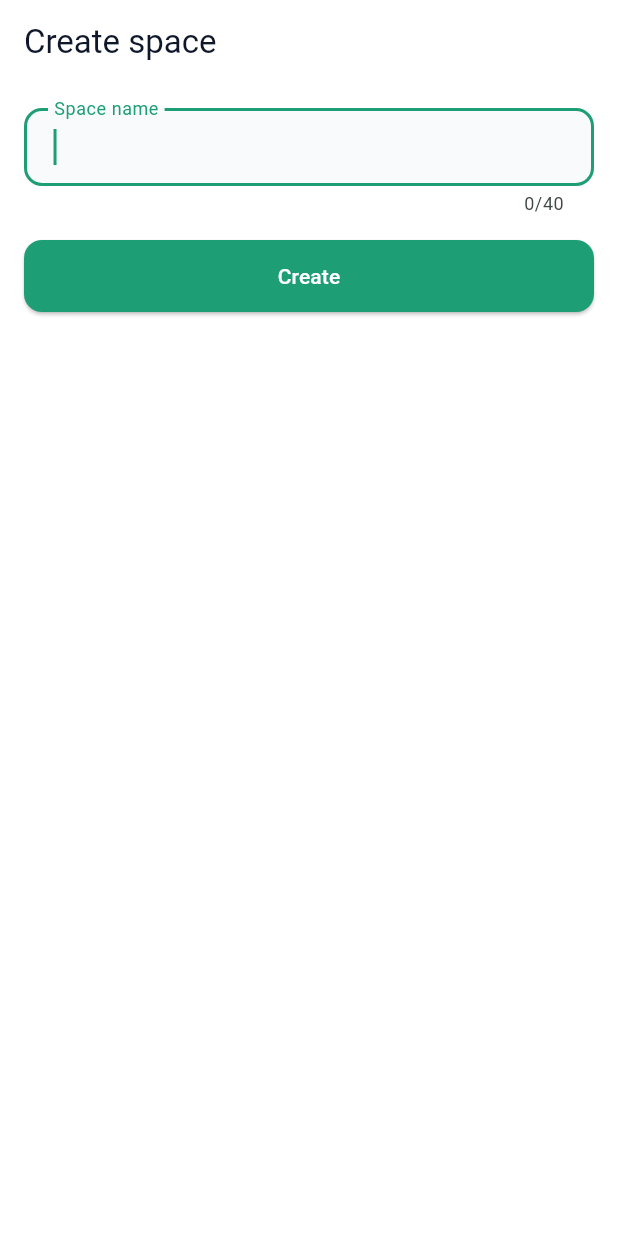
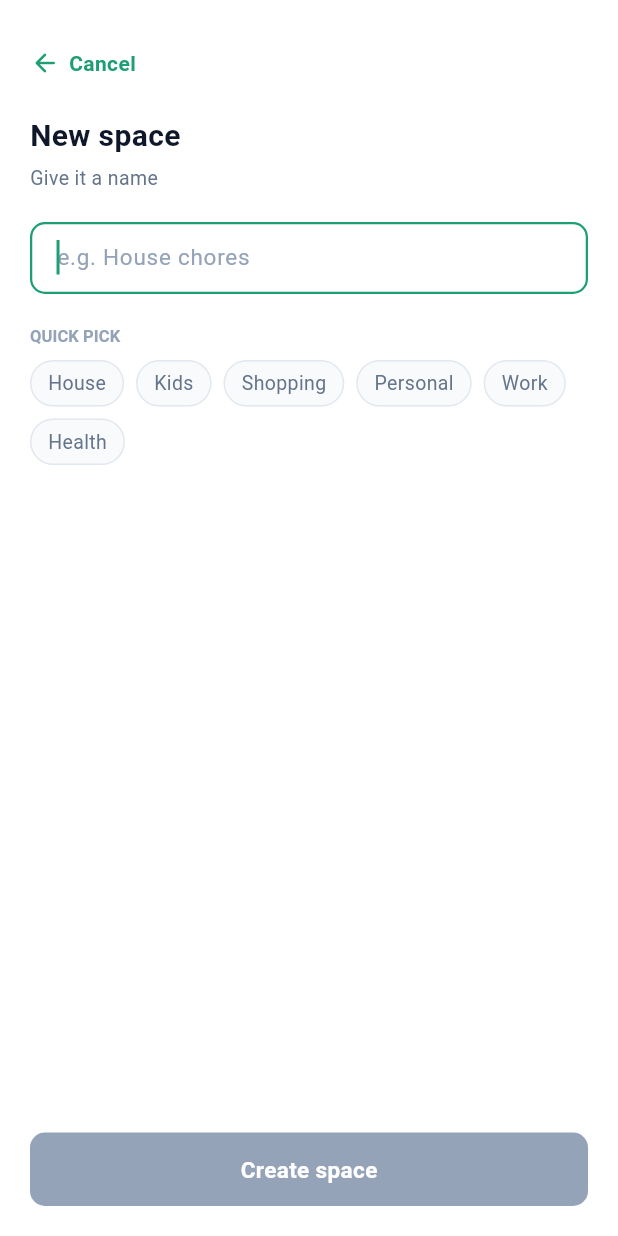
Before and after one commit to madhusangita123/shared-tasks, a Flutter app: the CreateSpaceScreen screen opened by its route, on a phone screen of 412 x 824 dp. Run offline on Flutter 3.47's test engine with Material 3 defaults, Android fonts, the phone set to English and light mode, and no system bars; our stand-ins replace app_links, cloud_firestore, cloud_functions, connectivity_plus, firebase_auth, firebase_core and 6 more; accounts and stored records are empty.

Commit message:
feat(spaces): redesign create space screen — quick pick chips, live validation
- Custom header with visible Cancel, "New space" title, styled name input
- QuickPickChips fill the name in one tap; live 3–40 character validation
- Pinned Create button (disabled until valid, spinner while loading, button semantics)
- Preserves #12 notification-permission request and post-create navigation
- Removes duplicate import in app_router_test

Co-Authored-By: Claude Sonnet 5 <noreply@anthropic.com>

```diff
--- a/lib/features/spaces/presentation/create_space_screen.dart
+++ b/lib/features/spaces/presentation/create_space_screen.dart
@@ -4,11 +4,12 @@ import 'package:go_router/go_router.dart';
 import 'package:shared_tasks/core/constants/app_constants.dart';
 import 'package:shared_tasks/core/errors/failure.dart';
 import 'package:shared_tasks/core/router/app_routes.dart';
-import 'package:shared_tasks/core/widgets/app_button.dart';
-import 'package:shared_tasks/core/widgets/app_text_field.dart';
+import 'package:shared_tasks/core/theme/app_colors.dart';
+import 'package:shared_tasks/core/theme/app_text_styles.dart';
 import 'package:shared_tasks/features/notifications/notification_permission.dart';
 import 'package:shared_tasks/features/spaces/domain/entities/space.dart';
 import 'package:shared_tasks/features/spaces/presentation/providers/spaces_provider.dart';
+import 'package:shared_tasks/features/spaces/presentation/widgets/quick_pick_chips.dart';
 
 /// S-05 — Create space. A simple name input; on submit, creates a private
 /// space owned by the signed-in user and navigates to its (empty) task
@@ -27,36 +28,39 @@ class CreateSpaceScreen extends ConsumerStatefulWidget {
 
 class _CreateSpaceScreenState extends ConsumerState<CreateSpaceScreen> {
   final _nameController = TextEditingController();
+  final _focusNode = FocusNode();
 
-  /// Inline validation error text. Stays `null` until the user has
-  /// interacted / attempted submit — a pristine empty field shows no error.
-  String? _validationError;
+  @override
+  void initState() {
+    super.initState();
+    _nameController.addListener(() => setState(() {}));
+  }
 
   @override
   void dispose() {
     _nameController.dispose();
+    _focusNode.dispose();
     super.dispose();
   }
 
-  /// Validates the current field value. Returns `true` if valid; otherwise
-  /// sets [_validationError] and returns `false`.
-  bool _validate() {
-    final trimmed = _nameController.text.trim();
-    if (trimmed.length < AppConstants.spaceNameMinLength ||
-        trimmed.length > AppConstants.spaceNameMaxLength) {
-      setState(
-        () => _validationError =
-            'Space name must be ${AppConstants.spaceNameMinLength}–'
-            '${AppConstants.spaceNameMaxLength} characters',
+  bool get _isValid {
+    final len = _nameController.text.trim().length;
+    return len >= AppConstants.spaceNameMinLength &&
+        len <= AppConstants.spaceNameMaxLength;
+  }
+
+  bool get _showError => _nameController.text.isNotEmpty && !_isValid;
+
+  void _onChipSelected(String value) {
+    _nameController.value = TextEditingValue(
+      text: value,
+      selection: TextSelection.collapsed(offset: value.length),
     );
-      return false;
-    }
-    setState(() => _validationError = null);
-    return true;
+    _focusNode.requestFocus();
   }
 
   void _onCreatePressed() {
-    if (!_validate()) return;
+    if (!_isValid) return;
     ref
         .read(createSpaceProvider.notifier)
         .createSpace(_nameController.text.trim());
@@ -85,37 +89,151 @@ class _CreateSpaceScreenState extends ConsumerState<CreateSpaceScreen> {
 
     final createState = ref.watch(createSpaceProvider);
 
+    final colors = AppColors.of(context);
+    final styles = AppTextStyles.of(context);
+    final canCreate = _isValid && !createState.isLoading;
+    OutlineInputBorder inputBorder(Color c) => OutlineInputBorder(
+      borderRadius: BorderRadius.circular(10),
+      borderSide: BorderSide(color: c, width: 1.5),
+    );
+
     return Scaffold(
-      appBar: AppBar(title: const Text('Create space')),
+      backgroundColor: colors.background,
       body: SafeArea(
-        child: Padding(
-          padding: const EdgeInsets.all(16),
+        child: Column(
+          children: [
+            Expanded(
+              child: SingleChildScrollView(
+                padding: const EdgeInsets.all(20),
+                child: Column(
+                  crossAxisAlignment: CrossAxisAlignment.start,
+                  children: [
+                    InkWell(
+                      onTap: () => context.canPop()
+                          ? context.pop()
+                          : context.go(AppRoutes.home),
+                      child: ConstrainedBox(
+                        constraints: const BoxConstraints(minHeight: 44),
+                        child: Row(
+                          mainAxisSize: MainAxisSize.min,
+                          children: [
+                            Icon(
+                              Icons.arrow_back_rounded,
+                              size: 20,
+                              color: colors.primary,
+                            ),
+                            const SizedBox(width: 6),
+                            Text(
+                              'Cancel',
+                              style: styles.bodyMedium.copyWith(
+                                color: colors.primary,
+                                fontWeight: FontWeight.w600,
+                              ),
+                            ),
+                          ],
+                        ),
+                      ),
+                    ),
+                    const SizedBox(height: 12),
+                    Text(
+                      'New space',
+                      style: styles.headingMedium.copyWith(
+                        color: colors.textPrimary,
+                      ),
+                    ),
+                    const SizedBox(height: 4),
+                    Text(
+                      'Give it a name',
+                      style: styles.bodySmall.copyWith(
+                        color: colors.textSecondary,
+                      ),
+                    ),
+                    const SizedBox(height: 20),
+                    TextField(
+                      controller: _nameController,
+                      focusNode: _focusNode,
+                      autofocus: true,
+                      maxLength: AppConstants.spaceNameMaxLength,
+                      style: TextStyle(fontSize: 15, color: colors.textPrimary),
+                      decoration: InputDecoration(
+                        counterText: '',
+                        filled: true,
+                        fillColor: colors.surfaceElevated,
+                        hintText: 'e.g. House chores',
+                        hintStyle: TextStyle(color: colors.textMuted),
+                        contentPadding: const EdgeInsets.symmetric(
+                          vertical: 12,
+                          horizontal: 14,
+                        ),
+                        enabledBorder: inputBorder(colors.border),
+                        focusedBorder: inputBorder(colors.primary),
+                      ),
+                    ),
+                    if (_showError) ...[
+                      const SizedBox(height: 6),
+                      Text(
+                        'Space name must be ${AppConstants.spaceNameMinLength}–'
+                        '${AppConstants.spaceNameMaxLength} characters',
+                        style: TextStyle(fontSize: 12, color: colors.danger),
+                      ),
+                    ],
+                    const SizedBox(height: 20),
+                    QuickPickChips(onSelected: _onChipSelected),
+                  ],
+                ),
+              ),
+            ),
+            Padding(
+              padding: const EdgeInsets.fromLTRB(20, 0, 20, 20),
               child: Column(
                 crossAxisAlignment: CrossAxisAlignment.stretch,
                 children: [
-              AppTextField(
-                label: 'Space name',
-                controller: _nameController,
-                autofocus: true,
-                maxLength: AppConstants.spaceNameMaxLength,
-                errorText: _validationError,
-              ),
-              const SizedBox(height: 16),
-              AppButton(
-                label: 'Create',
-                isLoading: createState.isLoading,
-                onPressed: _onCreatePressed,
-              ),
                   if (createState.hasError) ...[
-                const SizedBox(height: 16),
                     Text(
                       _errorMessage(createState.error),
-                  style: TextStyle(color: Theme.of(context).colorScheme.error),
+                      style: TextStyle(fontSize: 13, color: colors.danger),
                       textAlign: TextAlign.center,
                     ),
+                    const SizedBox(height: 12),
                   ],
+                  Semantics(
+                    button: true,
+                    enabled: canCreate,
+                    child: Material(
+                      color: canCreate ? colors.primary : colors.textMuted,
+                      borderRadius: BorderRadius.circular(10),
+                      child: InkWell(
+                        borderRadius: BorderRadius.circular(10),
+                        onTap: canCreate ? _onCreatePressed : null,
+                        child: Padding(
+                          padding: const EdgeInsets.all(14),
+                          child: Center(
+                            child: createState.isLoading
+                                ? const SizedBox(
+                                    width: 18,
+                                    height: 18,
+                                    child: CircularProgressIndicator(
+                                      strokeWidth: 2,
+                                      color: Colors.white,
+                                    ),
+                                  )
+                                : const Text(
+                                    'Create space',
+                                    style: TextStyle(
+                                      fontSize: 15,
+                                      fontWeight: FontWeight.w600,
+                                      color: Colors.white,
+                                    ),
+                                  ),
+                          ),
+                        ),
+                      ),
+                    ),
+                  ),
                 ],
               ),
+            ),
+          ],
         ),
       ),
     );
--- /dev/null
+++ b/lib/features/spaces/presentation/widgets/quick_pick_chips.dart
@@ -0,0 +1,74 @@
+import 'package:flutter/material.dart';
+import 'package:shared_tasks/core/theme/app_colors.dart';
+import 'package:shared_tasks/core/theme/app_radius.dart';
+import 'package:shared_tasks/core/theme/app_text_styles.dart';
+
+/// Quick-pick space name suggestions shown on the Create space screen.
+class QuickPickChips extends StatelessWidget {
+  const QuickPickChips({required this.onSelected, super.key});
+
+  final ValueChanged<String> onSelected;
+
+  static const options = [
+    'House',
+    'Kids',
+    'Shopping',
+    'Personal',
+    'Work',
+    'Health',
+  ];
+
+  @override
+  Widget build(BuildContext context) {
+    final colors = AppColors.of(context);
+    final styles = AppTextStyles.of(context);
+    return Column(
+      crossAxisAlignment: CrossAxisAlignment.start,
+      children: [
+        Text(
+          'Quick pick'.toUpperCase(),
+          style: styles.label.copyWith(color: colors.textMuted),
+        ),
+        const SizedBox(height: 8),
+        Wrap(
+          spacing: 8,
+          runSpacing: 8,
+          children: [
+            for (final option in options)
+              Semantics(
+                button: true,
+                label: option,
+                excludeSemantics: true,
+                child: Material(
+                  color: colors.surface,
+                  shape: RoundedRectangleBorder(
+                    borderRadius: BorderRadius.circular(AppRadius.radiusFull),
+                    side: BorderSide(color: colors.border),
+                  ),
+                  child: InkWell(
+                    customBorder: RoundedRectangleBorder(
+                      borderRadius: BorderRadius.circular(AppRadius.radiusFull),
+                    ),
+                    onTap: () => onSelected(option),
+                    child: Padding(
+                      padding: const EdgeInsets.symmetric(
+                        vertical: 6,
+                        horizontal: 12,
+                      ),
+                      child: Text(
+                        option,
+                        style: TextStyle(
+                          fontSize: 13,
+                          color: colors.textSecondary,
+                        ),
+                      ),
+                    ),
+                  ),
+                ),
+              ),
+          ],
+        ),
+      ],
+    );
+  }
+}
```
Also changed, not shown: 3 other files. Lines whose indentation alone changed are shown as unchanged.
